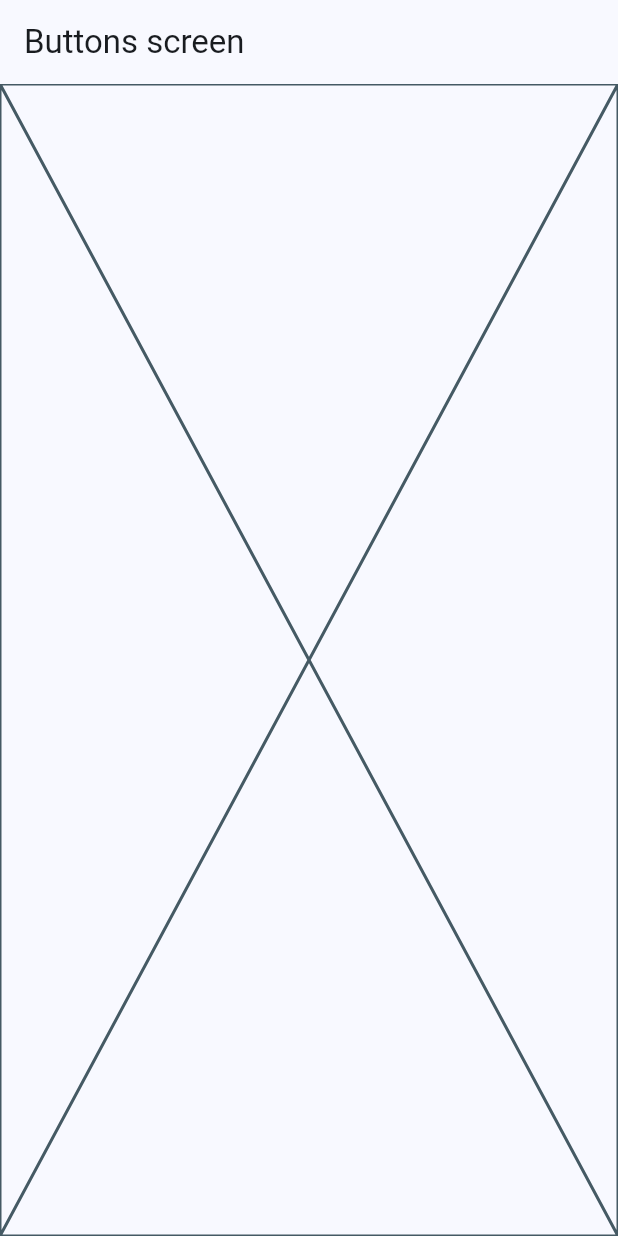
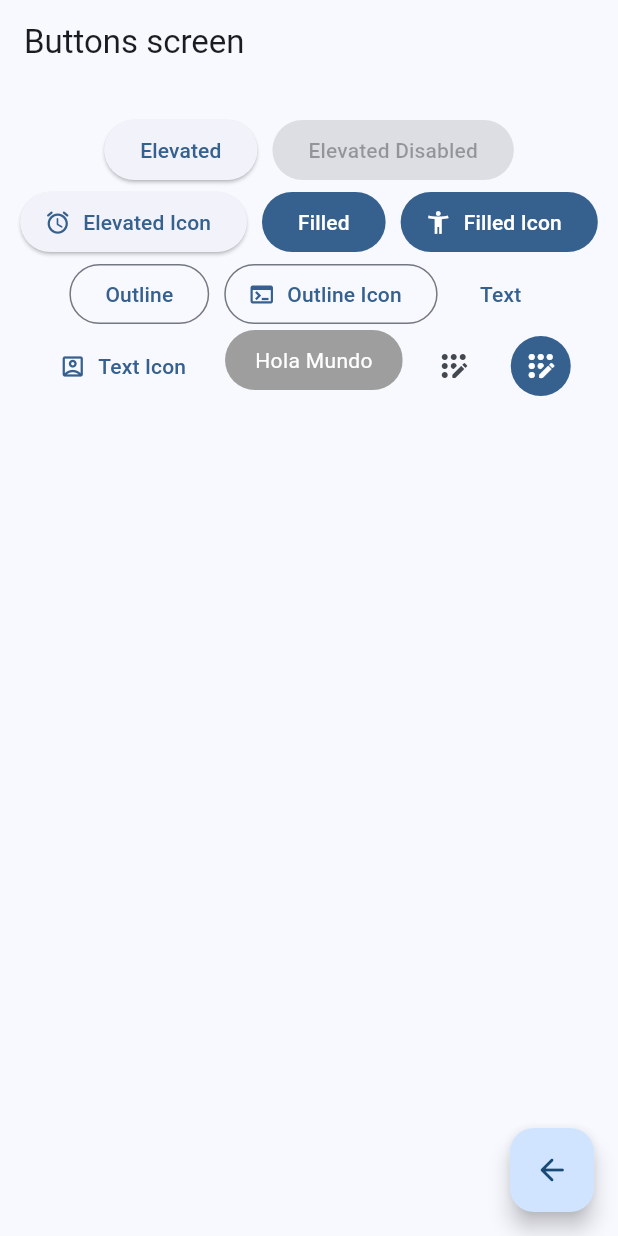
Before and after one commit to jnovizki/widgets_app, a Flutter app: the ButtonsScreen screen opened by its route, on a phone screen of 412 x 824 dp. Run offline on Flutter 3.47's test engine with Material 3 defaults, Android fonts, the phone set to English and light mode, and no system bars; our stand-ins replace go_router.

Commit message:
button screen finished

```diff
--- a/lib/presentation/screens/buttons/buttons/buttons_screen.dart
+++ b/lib/presentation/screens/buttons/buttons/buttons_screen.dart
@@ -1,4 +1,5 @@
 import 'package:flutter/material.dart';
+import 'package:go_router/go_router.dart';
 
 class ButtonsScreen extends StatelessWidget {
   static const String name = "buttons_screen";
@@ -8,7 +9,89 @@ class ButtonsScreen extends StatelessWidget {
   Widget build(BuildContext context) {
     return Scaffold(
       appBar: AppBar(title: const Text("Buttons screen")),
-      body: const Placeholder(),
+      body: _ButtonsView(),
+      floatingActionButton: FloatingActionButton(
+        onPressed: () {
+          context.pop();
+        },
+        child: Icon(Icons.arrow_back_rounded),
+      ),
     );
   }
 }
+
+class _ButtonsView extends StatelessWidget {
+  const _ButtonsView();
+
+  @override
+  Widget build(BuildContext context) {
+    final colors = Theme.of(context).colorScheme;
+
+    return SizedBox(
+      width: double.infinity,
+      child: Padding(
+        padding: EdgeInsetsGeometry.symmetric(horizontal: 10, vertical: 20),
+        child: Wrap(
+          spacing: 10,
+          alignment: WrapAlignment.center,
+          children: [
+            ElevatedButton(onPressed: () {}, child: Text("Elevated")),
+
+            ElevatedButton(onPressed: null, child: Text("Elevated Disabled")),
+
+            ElevatedButton.icon(onPressed: () {}, icon: Icon(Icons.access_alarm_rounded), label: Text("Elevated Icon")),
+
+            FilledButton(onPressed: () {}, child: Text("Filled")),
+
+            FilledButton.icon(onPressed: () {}, icon: Icon(Icons.accessibility_new), label: Text("Filled Icon")),
+
+            OutlinedButton(onPressed: () {}, child: Text("Outline")),
+
+            OutlinedButton.icon(onPressed: () {}, icon: Icon(Icons.terminal), label: Text("Outline Icon")),
+
+            TextButton(onPressed: () {}, child: Text("Text")),
+
+            TextButton.icon(onPressed: () {}, icon:Icon(Icons.account_box_outlined), label: Text("Text Icon")),
+
+            const CustomButton(),
+
+            IconButton(onPressed: (){}, icon: Icon(Icons.app_registration_rounded)),
+
+            IconButton(onPressed: (){},
+            icon: Icon(Icons.app_registration_rounded),
+            style:ButtonStyle(
+              backgroundColor: WidgetStatePropertyAll(colors.primary),
+              iconColor: WidgetStatePropertyAll(Colors.white),
+            )
+            ),
+          ],
+
+
+        ),
+      ),
+    );
+  }
+}
+
+class CustomButton extends StatelessWidget {
+    const CustomButton({super.key});
+
+    @override
+    Widget build(BuildContext context) {
+      final colors = Theme.of(context).colorScheme;
+      return ClipRRect(
+        borderRadius: BorderRadius.circular(20),
+        child: Material(
+          color: Colors.grey,
+          child: InkWell(
+
+            onTap: (){},
+            child: Padding(
+              padding: const EdgeInsets.symmetric(horizontal: 20, vertical: 10),
+              child: Text('Hola Mundo',style: TextStyle(color:Colors.white)),
+            ),
+          ),
+        ),
+      );
+    }
+  }
--- a/lib/presentation/screens/home/home_screen.dart
+++ b/lib/presentation/screens/home/home_screen.dart
@@ -1,6 +1,5 @@
 import 'package:flutter/material.dart';
 import 'package:go_router/go_router.dart';
-import 'package:widgets_app/presentation/screens/screens.dart';
 import '../../../config/menu/menu_items.dart';
 
 class HomeScreen extends StatelessWidget {
@@ -69,8 +68,8 @@ class _CustomListTile extends StatelessWidget {
         //     builder: (context) => const ButtonsScreen())
         //   );
         //Navigator.pushNamed(context, menuItem.link);
-        //context.push(menuItem.link);
-        context.pushNamed(CardsScreen.name);
+        context.push(menuItem.link);
+        //context.pushNamed(HomeScreen.name);
       },
     );
   }
--- a/pubspec.yaml
+++ b/pubspec.yaml
@@ -9,11 +9,12 @@ environment:
 dependencies:
   flutter:
     sdk: flutter
+  go_router: ^16.2.4
 
 dev_dependencies:
+  flutter_lints: ^5.0.0
   flutter_test:
     sdk: flutter
-  flutter_lints: ^5.0.0
 
 flutter:
   uses-material-design: true
```
Also changed, not shown: pubspec.lock.
